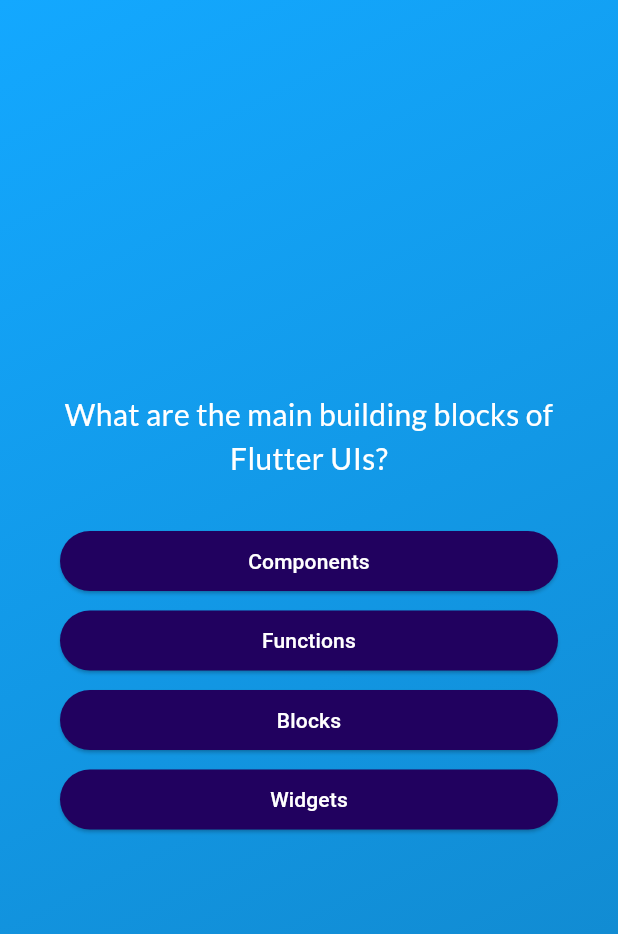
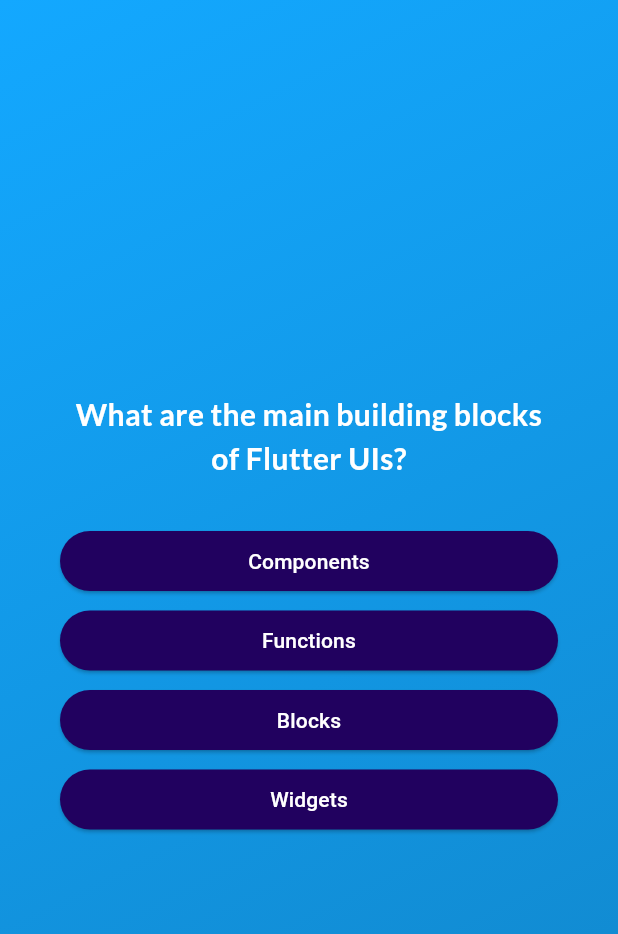
Before and after one commit to diaszakir/QuizApp, a Flutter app: the screen it shows after launch, after a tap on "Start Quiz", on a phone screen of 412 x 824 dp. Shown: the top 934 px of the screen. Run offline on Flutter 3.47's test engine with Material 3 defaults, Android fonts, the phone set to English and light mode, and no system bars; our stand-ins replace google_fonts.

```diff
--- a/lib/answer_button.dart
+++ b/lib/answer_button.dart
@@ -1,24 +1,24 @@
 import 'package:flutter/material.dart';
 
 class AnswerButton extends StatelessWidget{
-  const AnswerButton(this.answerText, this.onTap, {super.key});
+  const AnswerButton(this.answerText, this.onSelectQuestion, {super.key});
 
   final String answerText;
-  final void Function() onTap;
+  final void Function() onSelectQuestion;
 
   @override
   Widget build(BuildContext context) {
     return Padding(
       padding: EdgeInsets.only(bottom: 5),
       child: ElevatedButton(
-        onPressed: onTap,
+        onPressed: onSelectQuestion,
         style: ElevatedButton.styleFrom(
           padding: EdgeInsets.symmetric(
             vertical: 10,
             horizontal: 40
           ),
-          foregroundColor: Colors.white,
-          backgroundColor: const Color.fromARGB(255, 33, 1, 95)
+          backgroundColor: const Color.fromARGB(255, 33, 1, 95),
+          foregroundColor: Colors.white
         ),
         child: Text(answerText, textAlign: TextAlign.center,)
       )
--- a/lib/models/quiz_question.dart
+++ b/lib/models/quiz_question.dart
@@ -1,11 +1,11 @@
 class QuizQuestion {
-  const QuizQuestion(this.text, this.answers);
+  const QuizQuestion(this.text, this.answer);
 
   final String text;
-  final List<String> answers;
+  final List<String> answer;
 
-  List<String> get shuffledAnswers {
-    final shuffledList = List.of(answers);
+  List<String> get shuffleAnswer {
+    final shuffledList = List.of(answer);
     shuffledList.shuffle();
     return shuffledList;
   }
--- a/lib/questions_screen.dart
+++ b/lib/questions_screen.dart
@@ -3,10 +3,10 @@ import 'package:google_fonts/google_fonts.dart';
 import 'package:quiz_app_practice/answer_button.dart';
 import 'package:quiz_app_practice/data/questions.dart';
 
-class QuestionsScreen extends StatefulWidget{
-  const QuestionsScreen(this.onSelectAnswer, {super.key});
+class QuestionsScreen extends StatefulWidget {
+  const QuestionsScreen(this.chosenAnswer, {super.key});
 
-  final void Function(String answer) onSelectAnswer;
+  final void Function(String name) chosenAnswer;
 
   @override
   State<QuestionsScreen> createState() => _QuestionsScreenState();
@@ -16,7 +16,7 @@ class _QuestionsScreenState extends State<QuestionsScreen> {
   var currentQuestionIndex = 0;
 
   void answerQuestion(String answer) {
-    widget.onSelectAnswer(answer);
+    widget.chosenAnswer(answer);
 
     setState(() {
       currentQuestionIndex++;
@@ -24,12 +24,12 @@ class _QuestionsScreenState extends State<QuestionsScreen> {
   }
 
   @override
-  Widget build(BuildContext context) {
+  Widget build(context) {
     var currentQuestion = questions[currentQuestionIndex];
     return SizedBox(
       width: double.infinity,
-      child: Container(
-        margin: EdgeInsets.all(40),
+      child: Padding(
+        padding: const EdgeInsets.all(40),
         child: Column(
           mainAxisAlignment: MainAxisAlignment.center,
           crossAxisAlignment: CrossAxisAlignment.stretch,
@@ -38,19 +38,20 @@ class _QuestionsScreenState extends State<QuestionsScreen> {
               currentQuestion.text,
               style: GoogleFonts.lato(
                 color: Colors.white,
-                fontSize: 20
+                fontSize: 20,
+                fontWeight: FontWeight.bold
               ),
               textAlign: TextAlign.center,
             ),
             const SizedBox(height: 30),
-            ...currentQuestion.shuffledAnswers.map((answer) {
+            ...currentQuestion.shuffleAnswer.map((answer) {
               return AnswerButton(
                 answer,
                 () {
                   answerQuestion(answer);
                 }
               );
-            }),
+            })
           ],
         ),
       ),
--- a/lib/quiz.dart
+++ b/lib/quiz.dart
@@ -5,7 +5,7 @@ import 'package:quiz_app_practice/results_screen.dart';
 import 'package:quiz_app_practice/start_screen.dart';
 
 final topAlignment = Alignment.topLeft;
-final bottomAlignment = Alignment.bottomRight;
+final endAlignment = Alignment.bottomRight;
 
 class Quiz extends StatefulWidget {
   const Quiz({super.key});
@@ -15,7 +15,7 @@ class Quiz extends StatefulWidget {
 }
 
 class _QuizState extends State<Quiz> {
-  List<String> selectedAnswers = [];
+  List<String> selectedAnswer = [];
   var activeScreen = 'start-screen';
 
   void switchScreen() {
@@ -25,19 +25,32 @@ class _QuizState extends State<Quiz> {
   }
 
   void chooseAnswer(String answer) {
-    selectedAnswers.add(answer);
+    selectedAnswer.add(answer);
 
-    if (selectedAnswers.length == questions.length) {
-      activeScreen == 'results-screen';
+    if (selectedAnswer.length == questions.length) {
+      setState(() {
+        activeScreen = 'results-screen';
+      });
     }
+  }
+
+  void restartQuiz() {
+    setState(() {
+      selectedAnswer = [];
+      activeScreen = 'questions-screen';
+    });
   }
 
   @override
   Widget build(BuildContext context) {
     Widget screenWidget = StartScreen(switchScreen);
 
-    if (activeScreen == "questions-screen") {
+    if (activeScreen == 'questions-screen') {
       screenWidget = QuestionsScreen(chooseAnswer);
+    }
+
+    if (activeScreen == 'results-screen') {
+      screenWidget = ResultsScreen(selectedAnswer, restartQuiz);
     }
 
     return MaterialApp(
@@ -51,7 +64,7 @@ class _QuizState extends State<Quiz> {
                 const Color.fromARGB(255, 17, 133, 200)
               ],
               begin: topAlignment,
-              end: bottomAlignment
+              end: endAlignment
             )
           ),
           child: screenWidget,
--- a/lib/start_screen.dart
+++ b/lib/start_screen.dart
@@ -29,11 +29,11 @@ class StartScreen extends StatelessWidget{
           const SizedBox(height: 30),
           OutlinedButton.icon(
             onPressed: startQuiz,
+            icon: Icon(Icons.arrow_right_alt),
             style: OutlinedButton.styleFrom(
               foregroundColor: Colors.white
             ),
-            icon: Icon(Icons.arrow_right_alt),
-            label: Text("Start Quiz")
+            label: Text("Start Quiz"),
           )
         ],
       ),
```
Also changed, not shown: lib/questions_summary/question_identifier.dart (added, +29 -0 lines), lib/questions_summary/questions_summary.dart (added, +22 -0 lines), lib/questions_summary/summary_item.dart (added, +55 -0 lines), lib/results_screen.dart (+62 -0 lines).
